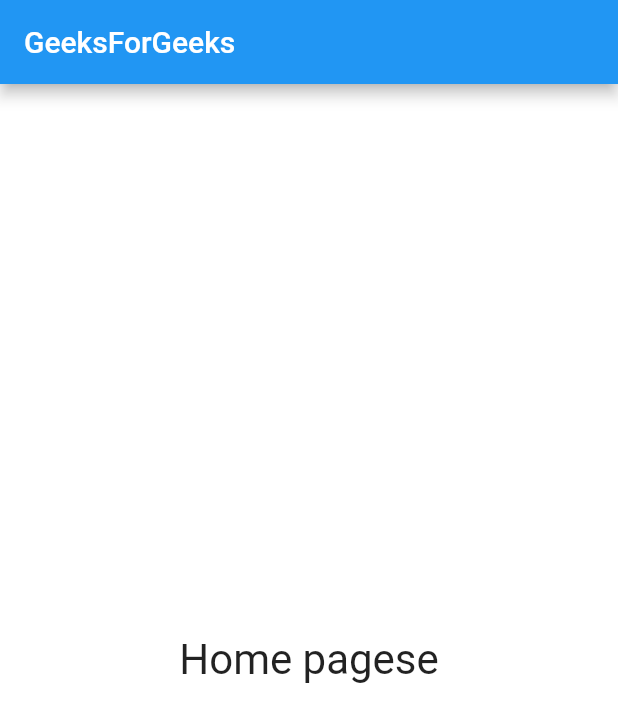
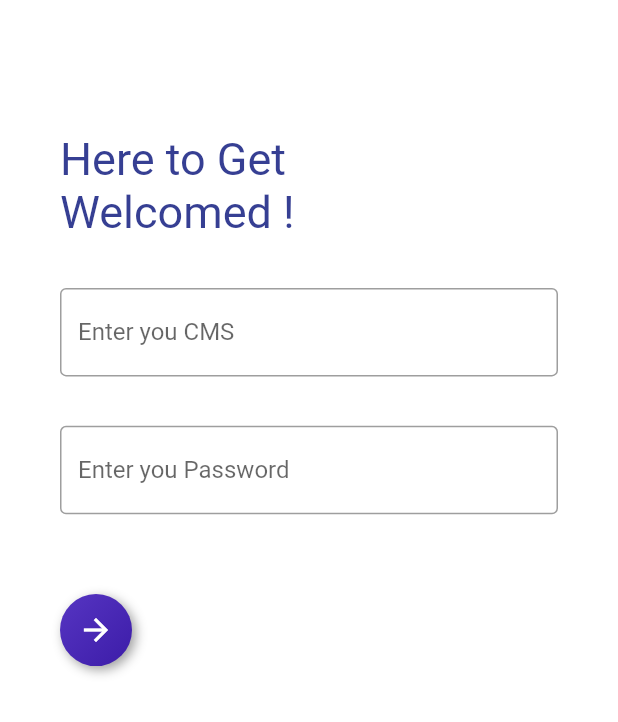
Before and after one commit to hansraj3160/FYP_project_SIBA_CMS, a Flutter app: the screen it shows after launch, on a phone screen of 412 x 824 dp. Shown: the top 722 px of the screen. Run offline on Flutter 3.47's test engine with Material 2 defaults, Android fonts, the light colour scheme and no system bars; drawn by our look-alikes of flutter_neumorphic; our stand-ins replace animated_splash_screen, page_transition.

Commit message:
added login screen and Neumorphic Style

```diff
--- a/lib/HomeScreen/Log_in.dart
+++ b/lib/HomeScreen/Log_in.dart
@@ -1,15 +1,107 @@
+import 'package:flutter_neumorphic/flutter_neumorphic.dart';
 import 'package:flutter/material.dart';
+import 'package:siba_cms_2/HomeScreen/Home_Screen.dart';
 
-class name extends StatefulWidget {
-  name({Key? key}) : super(key: key);
+class LogIn extends StatefulWidget {
+  const LogIn({Key? key}) : super(key: key);
 
   @override
-  State<name> createState() => _nameState();
+  State<LogIn> createState() => _LogInState();
 }
 
-class _nameState extends State<name> {
+class _LogInState extends State<LogIn> {
+  final formKey = GlobalKey<FormState>(); //key for form
+  String name = "";
   @override
   Widget build(BuildContext context) {
-    return Container();
+    final double height = MediaQuery.of(context).size.height;
+    final GlobalKey<ScaffoldState> _scaffoldKey = GlobalKey<ScaffoldState>();
+    return Scaffold(
+        resizeToAvoidBottomInset: false,
+        key: _scaffoldKey,
+        appBar: AppBar(
+          backgroundColor: Colors.transparent,
+          elevation: 0,
+        ),
+        backgroundColor: const Color(0xFFffffff),
+        body: SingleChildScrollView(
+            child: Container(
+          padding: const EdgeInsets.only(left: 40, right: 40),
+          child: Form(
+            key: formKey, //key for form
+            child: Column(
+              crossAxisAlignment: CrossAxisAlignment.start,
+              children: [
+                SizedBox(height: height * 0.04),
+                const Text(
+                  "Here to Get",
+                  style: TextStyle(fontSize: 30, color: Color(0xFF363f93)),
+                ),
+                const Text(
+                  "Welcomed !",
+                  style: TextStyle(fontSize: 30, color: Color(0xFF363f93)),
+                ),
+                SizedBox(height: height * 0.04),
+                TextFormField(
+                  decoration: const InputDecoration(
+                    labelText: "Enter you CMS",
+                    border: OutlineInputBorder(),
+                  ),
+                  validator: (value) {
+                    if (value!.isEmpty ||
+                        !RegExp(r'^\d{3}\-\d{2}\-\d{4}$').hasMatch(value)) {
+                      return "Enter correct CMS";
+                    } else {
+                      return null;
+                    }
+                  },
+                ),
+                SizedBox(height: height * 0.04),
+                TextFormField(
+                  decoration: const InputDecoration(
+                    labelText: "Enter you Password",
+                    border: OutlineInputBorder(),
+                  ),
+                  validator: (value) {
+                    if (value!.isEmpty || !RegExp(r'^.{5,}').hasMatch(value)) {
+                      return "Enter correct PAssword";
+                    } else {
+                      return null;
+                    }
+                  },
+                ),
+                SizedBox(height: height * 0.05),
+                Row(
+                  mainAxisAlignment: MainAxisAlignment.spaceBetween,
+                  children: [
+                    NeumorphicButton(
+                      margin: const EdgeInsets.only(top: 12),
+                      onPressed: () {
+                        if (formKey.currentState!.validate()) {
+                          Navigator.pushReplacement(
+                              context,
+                              MaterialPageRoute(
+                                  builder: (context) => const HomeScreen()));
+                        }
+                      },
+                      style: NeumorphicStyle(
+                          shape: NeumorphicShape.convex,
+                          boxShape: NeumorphicBoxShape.roundRect(
+                              BorderRadius.circular(100)),
+                          depth: 5,
+                          lightSource: LightSource.topLeft,
+                          color: const Color.fromARGB(255, 67, 31, 187)),
+                      padding: const EdgeInsets.all(12.0),
+                      child: const Icon(
+                        Icons.arrow_forward,
+                        color: Colors.white,
+                      ),
+                    ),
+                  ],
+                )
+              ],
+            ),
+          ),
+        )));
   }
 }
--- a/lib/main.dart
+++ b/lib/main.dart
@@ -1,6 +1,6 @@
 import 'package:animated_splash_screen/animated_splash_screen.dart';
 import 'package:flutter/material.dart';
-import 'package:siba_cms_2/HomeScreen/Home_Screen.dart';
+import 'package:siba_cms_2/HomeScreen/Log_in.dart';
 import 'package:siba_cms_2/constants.dart';
 import 'package:page_transition/page_transition.dart';
 
@@ -26,7 +26,7 @@ class MyApp extends StatelessWidget {
           splashTransition: SplashTransition.fadeTransition,
           pageTransitionType: PageTransitionType.rightToLeftWithFade,
           backgroundColor: Colors.blueAccent,
-          nextScreen: const HomeScreen(),
+          nextScreen: const LogIn(),
         ));
   }
 }
--- a/pubspec.yaml
+++ b/pubspec.yaml
@@ -30,6 +30,7 @@ dependencies:
   flutter:
     sdk: flutter
   animated_splash_screen: ^1.2.0
+  flutter_neumorphic: ^3.0.3
 
 
   # The following adds the Cupertino Icons font to your application.
```
Also changed, not shown: pubspec.lock.
